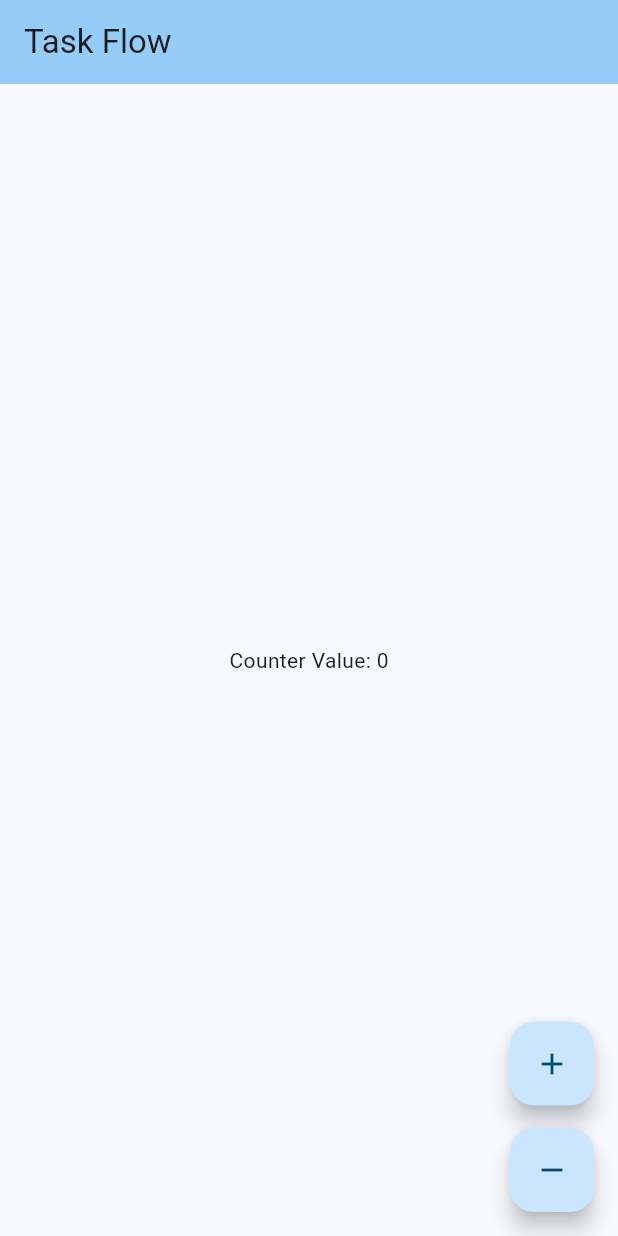
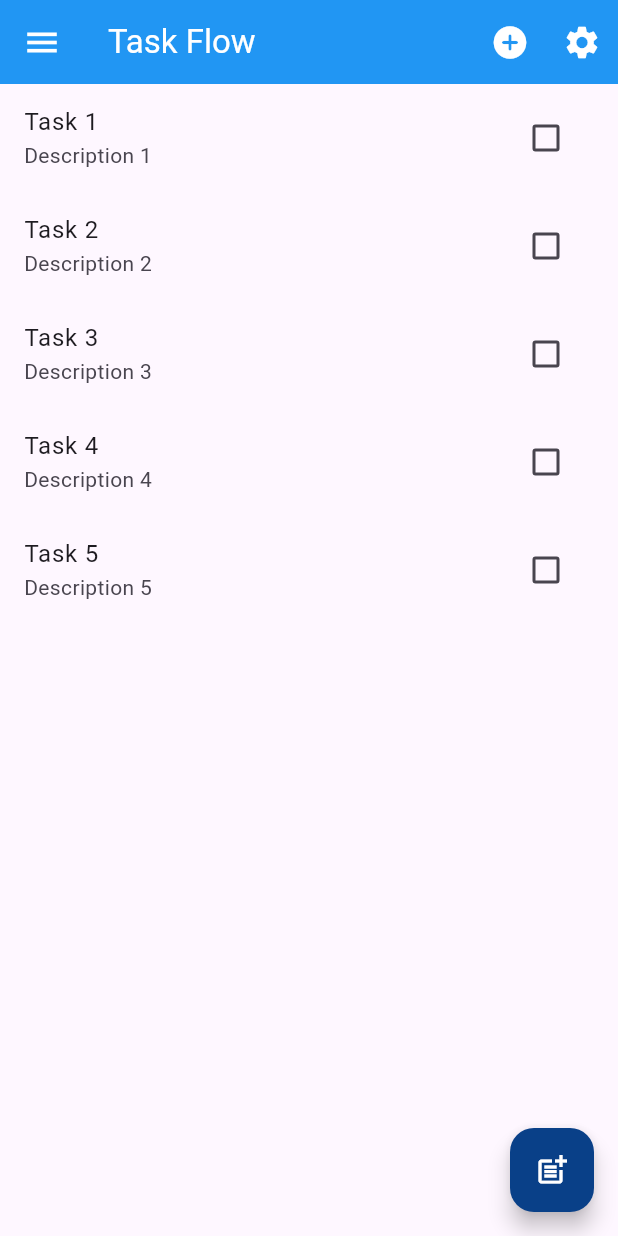
Before and after one commit to Blueshrine/task-flow, a Flutter app: the screen it shows after launch, on a phone screen of 412 x 824 dp. Run offline on Flutter 3.47's test engine with Material 2 defaults, Android fonts, the phone set to English and light mode, and no system bars; our stand-ins replace equatable.

Commit message:
Initial project implementation: task_model, task_page, task_data.

```diff
--- a/task_flow_app/lib/bloc/counter/counter_bloc.dart
+++ /dev/null
@@ -1,24 +0,0 @@
-import 'package:hydrated_bloc/hydrated_bloc.dart';
-import 'package:equatable/equatable.dart';
-
-part 'counter_event.dart';
-part 'counter_state.dart';
-
-final class CounterBloc extends HydratedBloc<CounterEvent, CounterState> {
-  CounterBloc() : super(const CounterInitial()) {
-    on<CounterIncrementEvent>((event, emit) {
-      emit(IncrementState(state.counterValue + 1));
-    });
-    on<CounterDecrementEvent>((event, emit) {
-      emit(DecrementState(state.counterValue - 1));
-    });
-  }
-
-  @override
-  CounterState? fromJson(Map<String, dynamic> json) {
-    return CounterState.fromMap(json);
-  }
-
-  @override
-  Map<String, dynamic>? toJson(CounterState state) => state.toMap();
-}
--- a/task_flow_app/lib/bloc/counter/counter_event.dart
+++ /dev/null
@@ -1,7 +0,0 @@
-part of 'counter_bloc.dart';
-
-sealed class CounterEvent {}
-
-final class CounterIncrementEvent extends CounterEvent {}
-
-final class CounterDecrementEvent extends CounterEvent {}
--- a/task_flow_app/lib/bloc/counter/counter_state.dart
+++ /dev/null
@@ -1,30 +0,0 @@
-part of 'counter_bloc.dart';
-
-final class CounterState extends Equatable {
-  final int counterValue;
-
-  const CounterState({required this.counterValue});
-
-  @override
-  List<Object> get props => [counterValue];
-
-  Map<String, dynamic> toMap() => {'counterValue': counterValue};
-
-  factory CounterState.fromMap(Map<String, dynamic> map) {
-    return CounterState(
-      counterValue: map['counterValue']?.toInt() ?? 0,
-    );
-  }
-}
-
-final class CounterInitial extends CounterState {
-  const CounterInitial() : super(counterValue: 0);
-}
-
-final class IncrementState extends CounterState {
-  const IncrementState(int value) : super(counterValue: value);
-}
-
-final class DecrementState extends CounterState {
-  const DecrementState(int value) : super(counterValue: value);
-}
--- a/task_flow_app/lib/bloc/exported_blocs.dart
+++ /dev/null
@@ -1,5 +0,0 @@
-export 'package:flutter_bloc/flutter_bloc.dart';
-export 'package:hydrated_bloc/hydrated_bloc.dart';
-
-export './counter/counter_bloc.dart';
-export './my_bloc_observer.dart';
--- a/task_flow_app/lib/main.dart
+++ b/task_flow_app/lib/main.dart
@@ -1,35 +1,28 @@
 import 'package:flutter/material.dart';
-import 'package:path_provider/path_provider.dart';
 
-import './pages/home_page.dart';
-import './bloc/exported_blocs.dart';
+import './pages/task_page.dart';
 
-void main() async {
-  WidgetsFlutterBinding.ensureInitialized();
-
-  HydratedBloc.storage = await HydratedStorage.build(
-    storageDirectory: await getApplicationDocumentsDirectory(),
-  );
-  Bloc.observer = MyBlocObserver();
-
-  runApp(const MyApp());
-}
+void main() => runApp(const MyApp());
 
 final class MyApp extends StatelessWidget {
   const MyApp({super.key});
 
   @override
   Widget build(BuildContext context) {
-    return BlocProvider(
-      create: (context) => CounterBloc(),
-      child: MaterialApp(
-        title: 'Task Flow',
-        theme: ThemeData(
-          useMaterial3: true,
-          colorScheme: ColorScheme.fromSeed(seedColor: Colors.lightBlue),
+    return MaterialApp(
+      title: 'Task Flow',
+      theme: ThemeData(
+        appBarTheme: const AppBarTheme(
+          color: Colors.blue,
+          iconTheme: IconThemeData(color: Colors.white, size: 26),
         ),
-        home: const HomePage(),
+        floatingActionButtonTheme: const FloatingActionButtonThemeData(
+          foregroundColor: Colors.white,
+          backgroundColor: Color.fromARGB(255, 9, 64, 136),
+        ),
+        useMaterial3: true,
       ),
+      home: const TaskPage(),
     );
   }
 }
--- /dev/null
+++ b/task_flow_app/lib/models/task_model.dart
@@ -0,0 +1,50 @@
+import 'package:equatable/equatable.dart';
+
+final class TaskModel extends Equatable {
+  final String title;
+  final String description;
+  final bool? isDone;
+  final bool? isDeleted;
+
+  const TaskModel({
+    required this.title,
+    required this.description,
+    this.isDone = false,
+    this.isDeleted = false,
+  });
+
+  TaskModel copyWith({
+    String? title,
+    String? description,
+    bool? isDone,
+    bool? isDeleted,
+  }) {
+    return TaskModel(
+      title: title ?? this.title,
+      description: description ?? this.description,
+      isDone: isDone ?? this.isDone,
+      isDeleted: isDeleted ?? this.isDeleted,
+    );
+  }
+
+  Map<String, dynamic> toMap() {
+    return {
+      'title': title,
+      'description': description,
+      'isDone': isDone,
+      'isDeleted': isDeleted,
+    };
+  }
+
+  factory TaskModel.fromMap(Map<String, dynamic> map) {
+    return TaskModel(
+      title: map['title'] ?? '',
+      description: map['description'] ?? '',
+      isDone: map['isDone'],
+      isDeleted: map['isDeleted'],
+    );
+  }
+
+  @override
+  List<Object?> get props => [title, description, isDone, isDeleted];
+}
--- a/task_flow_app/lib/pages/home_page.dart
+++ /dev/null
@@ -1,63 +0,0 @@
-import 'package:flutter/material.dart';
-
-import '../bloc/exported_blocs.dart';
-
-final class HomePage extends StatelessWidget {
-  const HomePage({super.key});
-
-  @override
-  Widget build(BuildContext context) {
-    return Scaffold(
-      appBar: AppBar(
-        title: const Text('Task Flow'),
-        backgroundColor: Theme.of(context).colorScheme.inversePrimary,
-      ),
-      floatingActionButton: Column(
-        mainAxisSize: MainAxisSize.min,
-        children: <Widget>[
-          FloatingActionButton(
-            tooltip: 'Increment Counter',
-            onPressed: () {
-              return context.read<CounterBloc>().add(CounterIncrementEvent());
-            },
-            child: const Icon(Icons.add),
-          ),
-          const SizedBox(height: 15),
-          FloatingActionButton(
-            tooltip: 'Decrement Counter',
-            onPressed: () {
-              return context.read<CounterBloc>().add(CounterDecrementEvent());
-            },
-            child: const Icon(Icons.remove),
-          ),
-        ],
-      ),
-      body: SafeArea(
-        child: Center(
-          child: BlocConsumer<CounterBloc, CounterState>(
-            listener: (context, state) {
-              if (state is IncrementState) {
-                ScaffoldMessenger.of(context).showSnackBar(
-                  const SnackBar(
-                    content: Text('Successfully increased.'),
-                    duration: Duration(milliseconds: 300),
-                  ),
-                );
-              } else if (state is DecrementState) {
-                ScaffoldMessenger.of(context).showSnackBar(
-                  const SnackBar(
-                    content: Text('Successfully decreased.'),
-                    duration: Duration(milliseconds: 300),
-                  ),
-                );
-              }
-            },
-            builder: (context, state) {
-              return Text('Counter Value: ${state.counterValue}');
-            },
-          ),
-        ),
-      ),
-    );
-  }
-}
--- /dev/null
+++ b/task_flow_app/lib/pages/task_page.dart
@@ -0,0 +1,60 @@
+import 'package:flutter/material.dart';
+
+import '../models/task_model.dart';
+import '../widgets/task_data.dart';
+
+final class TaskPage extends StatelessWidget {
+  const TaskPage({super.key});
+
+  final List<TaskModel> allTasks = const [
+    TaskModel(title: 'Task 1', description: 'Description 1'),
+    TaskModel(title: 'Task 2', description: 'Description 2'),
+    TaskModel(title: 'Task 3', description: 'Description 3'),
+    TaskModel(title: 'Task 4', description: 'Description 4'),
+    TaskModel(title: 'Task 5', description: 'Description 5'),
+  ];
+
+  @override
+  Widget build(BuildContext context) {
+    return Scaffold(
+      appBar: AppBar(
+        leading: const Icon(Icons.menu),
+        title: const Text(
+          'Task Flow',
+          style: TextStyle(
+            color: Colors.white,
+          ),
+        ),
+        actions: <Widget>[
+          IconButton(
+            onPressed: () {},
+            icon: const Icon(Icons.add_circle_rounded),
+          ),
+          IconButton(
+            onPressed: () {},
+            icon: const Icon(Icons.settings),
+          ),
+        ],
+      ),
+      floatingActionButton: FloatingActionButton(
+        tooltip: 'Add new task.',
+        onPressed: () {},
+        child: const Icon(Icons.post_add),
+      ),
+      body: SafeArea(
+        child: Column(
+          children: <Widget>[
+            Expanded(
+              child: ListView.builder(
+                itemCount: allTasks.length,
+                itemBuilder: (_, index) {
+                  return TaskData(task: allTasks[index]);
+                },
+              ),
+            ),
+          ],
+        ),
+      ),
+    );
+  }
+}
--- /dev/null
+++ b/task_flow_app/lib/widgets/task_data.dart
@@ -0,0 +1,21 @@
+import 'package:flutter/material.dart';
+
+import '../models/task_model.dart';
+
+final class TaskData extends StatelessWidget {
+  final TaskModel task;
+
+  const TaskData({super.key, required this.task});
+
+  @override
+  Widget build(BuildContext context) {
+    return ListTile(
+      trailing: Checkbox(
+        value: task.isDone,
+        onChanged: (value) {},
+      ),
+      title: Text(task.title),
+      subtitle: Text(task.description),
+    );
+  }
+}
```
Also changed, not shown: task_flow_app/lib/bloc/my_bloc_observer.dart (deleted, +0 -29 lines).
